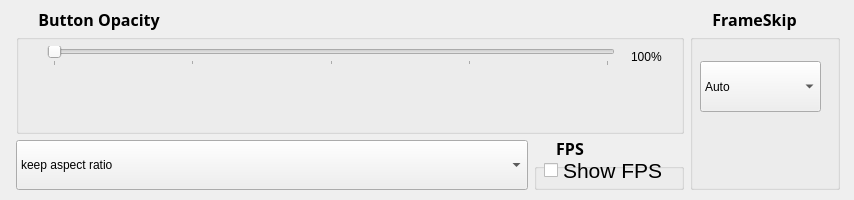
The window that AntSnesQt/ui_meego/videosettings.ui (Summeli/AntSnes) describes before a commit, drawn with Qt 5.
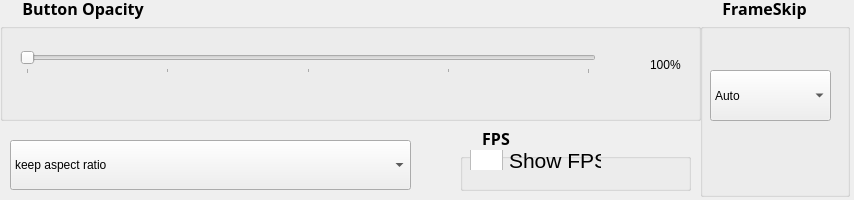
The same window after the commit.

```diff
--- a/AntSnesQt/ui_meego/videosettings.ui
+++ b/AntSnesQt/ui_meego/videosettings.ui
@@ -29,241 +29,15 @@
     <string/>
    </property>
   </widget>
-  <widget class="QWidget" name="horizontalLayoutWidget">
-   <property name="geometry">
-    <rect>
-     <x>0</x>
-     <y>0</y>
-     <width>851</width>
-     <height>201</height>
-    </rect>
-   </property>
-   <layout class="QHBoxLayout" name="horizontalLayout">
-    <item>
-     <spacer name="horizontalSpacer">
-      <property name="orientation">
-       <enum>Qt::Horizontal</enum>
-      </property>
-      <property name="sizeType">
-       <enum>QSizePolicy::Fixed</enum>
-      </property>
-      <property name="sizeHint" stdset="0">
-       <size>
-        <width>5</width>
-        <height>20</height>
-       </size>
-      </property>
-     </spacer>
-    </item>
-    <item>
-     <layout class="QVBoxLayout" name="verticalLayout">
-      <item>
-       <widget class="QGroupBox" name="groupBox">
-        <property name="sizePolicy">
-         <sizepolicy hsizetype="Expanding" vsizetype="Preferred">
-          <horstretch>0</horstretch>
-          <verstretch>0</verstretch>
-         </sizepolicy>
-        </property>
-        <property name="font">
-         <font>
-          <family>Nokia Sans SemiBold</family>
-          <pointsize>12</pointsize>
-          <weight>75</weight>
-          <bold>true</bold>
-         </font>
-        </property>
-        <property name="styleSheet">
-         <string notr="true">QGroupBox::title { left: 20px;top: -3px}</string>
-        </property>
-        <property name="title">
-         <string>Button Opacity</string>
-        </property>
-        <widget class="QWidget" name="horizontalLayoutWidget_2">
-         <property name="geometry">
-          <rect>
-           <x>10</x>
-           <y>20</y>
-           <width>651</width>
-           <height>51</height>
-          </rect>
-         </property>
-         <layout class="QHBoxLayout" name="horizontalLayout_2" stretch="0,0,0,0">
-          <item>
-           <spacer name="horizontalSpacer_3">
-            <property name="orientation">
-             <enum>Qt::Horizontal</enum>
-            </property>
-            <property name="sizeType">
-             <enum>QSizePolicy::Fixed</enum>
-            </property>
-            <property name="sizeHint" stdset="0">
-             <size>
-              <width>10</width>
-              <height>20</height>
-             </size>
-            </property>
-           </spacer>
-          </item>
-          <item>
-           <widget class="QSlider" name="buttonOpacity">
-            <property name="sizePolicy">
-             <sizepolicy hsizetype="Expanding" vsizetype="Fixed">
-              <horstretch>1</horstretch>
-              <verstretch>0</verstretch>
-             </sizepolicy>
-            </property>
-            <property name="maximum">
-             <number>4</number>
-            </property>
-            <property name="pageStep">
-             <number>1</number>
-            </property>
-            <property name="orientation">
-             <enum>Qt::Horizontal</enum>
-            </property>
-            <property name="invertedAppearance">
-             <bool>false</bool>
-            </property>
-            <property name="tickPosition">
-             <enum>QSlider::TicksBelow</enum>
-            </property>
-           </widget>
-          </item>
-          <item>
-           <spacer name="horizontalSpacer_2">
-            <property name="orientation">
-             <enum>Qt::Horizontal</enum>
-            </property>
-            <property name="sizeType">
-             <enum>QSizePolicy::Fixed</enum>
-            </property>
-            <property name="sizeHint" stdset="0">
-             <size>
-              <width>10</width>
-              <height>20</height>
-             </size>
-            </property>
-           </spacer>
-          </item>
-          <item>
-           <widget class="QLabel" name="buttonOpacityLabel">
-            <property name="sizePolicy">
-             <sizepolicy hsizetype="Fixed" vsizetype="Preferred">
-              <horstretch>0</horstretch>
-              <verstretch>0</verstretch>
-             </sizepolicy>
-            </property>
-            <property name="minimumSize">
-             <size>
-              <width>35</width>
-              <height>0</height>
-             </size>
-            </property>
-            <property name="text">
-             <string>100%</string>
-            </property>
-           </widget>
-          </item>
-         </layout>
-        </widget>
-       </widget>
-      </item>
-      <item>
-       <layout class="QHBoxLayout" name="horizontalLayout_3">
-        <item>
-         <widget class="QComboBox" name="strechSettings">
-          <property name="minimumSize">
-           <size>
-            <width>270</width>
-            <height>50</height>
-           </size>
-          </property>
-          <item>
-           <property name="text">
-            <string>keep aspect ratio</string>
-           </property>
-          </item>
-          <item>
-           <property name="text">
-            <string>Strech little</string>
-           </property>
-          </item>
-          <item>
-           <property name="text">
-            <string>FullScreen</string>
-           </property>
-          </item>
-         </widget>
-        </item>
-        <item>
-         <widget class="QGroupBox" name="groupBox_2">
-          <property name="sizePolicy">
-           <sizepolicy hsizetype="Fixed" vsizetype="Fixed">
-            <horstretch>0</horstretch>
-            <verstretch>0</verstretch>
-           </sizepolicy>
-          </property>
-          <property name="minimumSize">
-           <size>
-            <width>150</width>
-            <height>50</height>
-           </size>
-          </property>
-          <property name="font">
-           <font>
-            <family>Nokia Sans SemiBold</family>
-            <pointsize>12</pointsize>
-            <weight>75</weight>
-            <bold>true</bold>
-           </font>
-          </property>
-          <property name="styleSheet">
-           <string notr="true">QGroupBox::title { left: 20px;top: -3px}</string>
-          </property>
-          <property name="title">
-           <string>FPS</string>
-          </property>
-          <widget class="QCheckBox" name="showFPSbox">
-           <property name="geometry">
-            <rect>
-             <x>10</x>
-             <y>20</y>
-             <width>131</width>
-             <height>20</height>
-            </rect>
-           </property>
-           <property name="font">
-            <font>
-             <pointsize>16</pointsize>
-            </font>
-           </property>
-           <property name="text">
-            <string>Show FPS</string>
-           </property>
-           <property name="iconSize">
-            <size>
-             <width>35</width>
-             <height>35</height>
-            </size>
-           </property>
-           <property name="checked">
-            <bool>false</bool>
-           </property>
-          </widget>
-         </widget>
-        </item>
-       </layout>
-      </item>
-     </layout>
-    </item>
-    <item>
-     <layout class="QVBoxLayout" name="verticalLayout_2">
-      <property name="sizeConstraint">
-       <enum>QLayout::SetFixedSize</enum>
-      </property>
-      <item>
        <widget class="QGroupBox" name="frameskipgroupBox">
+   <property name="geometry">
+    <rect>
+     <x>700</x>
+     <y>0</y>
+     <width>150</width>
+     <height>197</height>
+    </rect>
+   </property>
         <property name="sizePolicy">
          <sizepolicy hsizetype="Fixed" vsizetype="Preferred">
           <horstretch>0</horstretch>
@@ -294,7 +68,7 @@
          <property name="geometry">
           <rect>
            <x>10</x>
-           <y>50</y>
+      <y>70</y>
            <width>121</width>
            <height>51</height>
           </rect>
@@ -358,10 +132,192 @@
          </item>
         </widget>
        </widget>
-      </item>
-     </layout>
-    </item>
-   </layout>
+  <widget class="QGroupBox" name="groupBox_2">
+   <property name="geometry">
+    <rect>
+     <x>460</x>
+     <y>130</y>
+     <width>231</width>
+     <height>61</height>
+    </rect>
+   </property>
+   <property name="sizePolicy">
+    <sizepolicy hsizetype="Fixed" vsizetype="Fixed">
+     <horstretch>0</horstretch>
+     <verstretch>0</verstretch>
+    </sizepolicy>
+   </property>
+   <property name="minimumSize">
+    <size>
+     <width>150</width>
+     <height>50</height>
+    </size>
+   </property>
+   <property name="font">
+    <font>
+     <family>Nokia Sans SemiBold</family>
+     <pointsize>12</pointsize>
+     <weight>75</weight>
+     <bold>true</bold>
+    </font>
+   </property>
+   <property name="styleSheet">
+    <string notr="true">QGroupBox::title { left: 20px;top: -3px}</string>
+   </property>
+   <property name="title">
+    <string>FPS</string>
+   </property>
+   <widget class="QCheckBox" name="showFPSbox">
+    <property name="geometry">
+     <rect>
+      <x>10</x>
+      <y>20</y>
+      <width>131</width>
+      <height>20</height>
+     </rect>
+    </property>
+    <property name="font">
+     <font>
+      <pointsize>16</pointsize>
+     </font>
+    </property>
+    <property name="styleSheet">
+     <string notr="true"> QCheckBox::indicator {
+     width: 33px;
+     height: 33px;
+}
+ </string>
+    </property>
+    <property name="text">
+     <string>Show FPS</string>
+    </property>
+    <property name="iconSize">
+     <size>
+      <width>35</width>
+      <height>35</height>
+     </size>
+    </property>
+    <property name="checked">
+     <bool>false</bool>
+    </property>
+   </widget>
+  </widget>
+  <widget class="QComboBox" name="strechSettings">
+   <property name="geometry">
+    <rect>
+     <x>10</x>
+     <y>140</y>
+     <width>401</width>
+     <height>50</height>
+    </rect>
+   </property>
+   <property name="minimumSize">
+    <size>
+     <width>270</width>
+     <height>50</height>
+    </size>
+   </property>
+   <item>
+    <property name="text">
+     <string>keep aspect ratio</string>
+    </property>
+   </item>
+   <item>
+    <property name="text">
+     <string>Strech little</string>
+    </property>
+   </item>
+   <item>
+    <property name="text">
+     <string>FullScreen</string>
+    </property>
+   </item>
+  </widget>
+  <widget class="QGroupBox" name="groupBox">
+   <property name="geometry">
+    <rect>
+     <x>0</x>
+     <y>0</y>
+     <width>701</width>
+     <height>121</height>
+    </rect>
+   </property>
+   <property name="sizePolicy">
+    <sizepolicy hsizetype="Expanding" vsizetype="Preferred">
+     <horstretch>0</horstretch>
+     <verstretch>0</verstretch>
+    </sizepolicy>
+   </property>
+   <property name="font">
+    <font>
+     <family>Nokia Sans SemiBold</family>
+     <pointsize>12</pointsize>
+     <weight>75</weight>
+     <bold>true</bold>
+    </font>
+   </property>
+   <property name="styleSheet">
+    <string notr="true">QGroupBox::title { left: 20px;top: -3px}</string>
+   </property>
+   <property name="title">
+    <string>Button Opacity</string>
+   </property>
+   <widget class="QSlider" name="buttonOpacity">
+    <property name="geometry">
+     <rect>
+      <x>20</x>
+      <y>50</y>
+      <width>576</width>
+      <height>24</height>
+     </rect>
+    </property>
+    <property name="sizePolicy">
+     <sizepolicy hsizetype="Expanding" vsizetype="Fixed">
+      <horstretch>1</horstretch>
+      <verstretch>0</verstretch>
+     </sizepolicy>
+    </property>
+    <property name="maximum">
+     <number>4</number>
+    </property>
+    <property name="pageStep">
+     <number>1</number>
+    </property>
+    <property name="orientation">
+     <enum>Qt::Horizontal</enum>
+    </property>
+    <property name="invertedAppearance">
+     <bool>false</bool>
+    </property>
+    <property name="tickPosition">
+     <enum>QSlider::TicksBelow</enum>
+    </property>
+   </widget>
+   <widget class="QLabel" name="buttonOpacityLabel">
+    <property name="geometry">
+     <rect>
+      <x>650</x>
+      <y>40</y>
+      <width>35</width>
+      <height>50</height>
+     </rect>
+    </property>
+    <property name="sizePolicy">
+     <sizepolicy hsizetype="Fixed" vsizetype="Preferred">
+      <horstretch>0</horstretch>
+      <verstretch>0</verstretch>
+     </sizepolicy>
+    </property>
+    <property name="minimumSize">
+     <size>
+      <width>35</width>
+      <height>0</height>
+     </size>
+    </property>
+    <property name="text">
+     <string>100%</string>
+    </property>
+   </widget>
   </widget>
  </widget>
  <layoutdefault spacing="6" margin="11"/>
```
Lines whose indentation alone changed are shown as unchanged.
